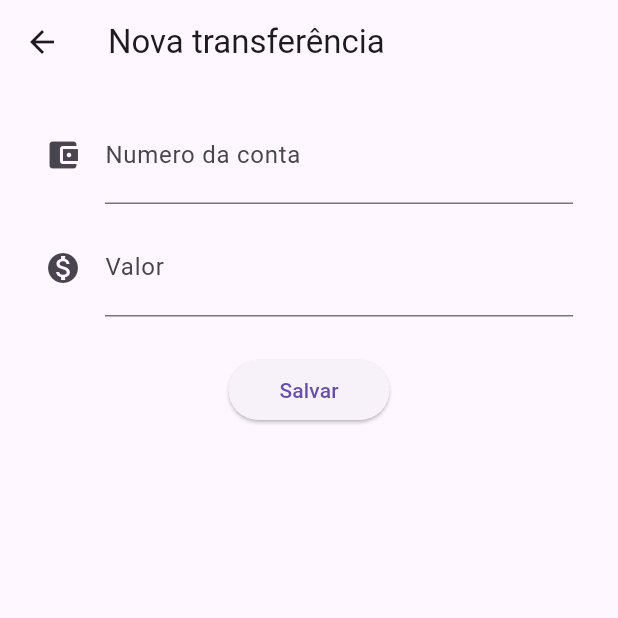
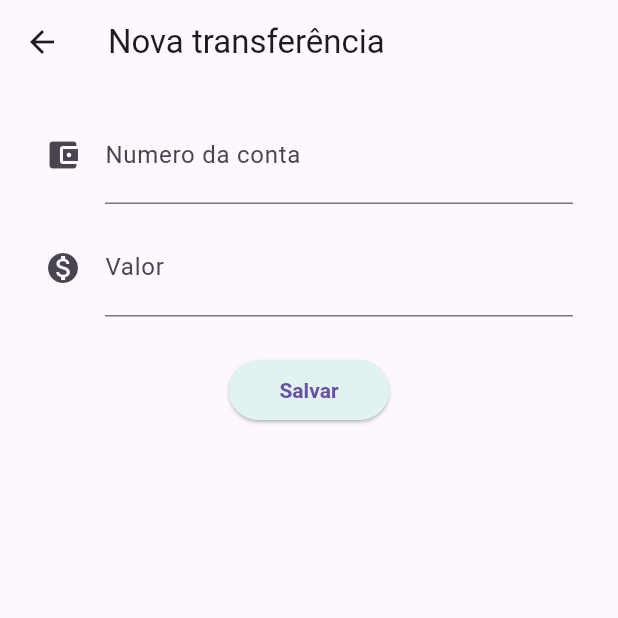
Before and after one commit to antonioalberto-dev/bytebank-alura, a Flutter app: the screen it shows after launch, after a tap on the "add" icon, on a phone screen of 412 x 824 dp, the top half of it. Run offline on Flutter 3.47's test engine with Material 2 defaults, Android fonts, the phone set to English and light mode, and no system bars.

Commit message:
style: changing application theme

```diff
--- a/lib/main.dart
+++ b/lib/main.dart
@@ -8,7 +8,7 @@ class ByteBankApp extends StatelessWidget {
   Widget build(BuildContext context) {
     return MaterialApp(
       theme: ThemeData(
-        primarySwatch: Colors.deepOrange,
+        primarySwatch: Colors.teal,
         useMaterial3: true,
       ),
       home: ListaTransferencia(),
--- a/lib/screens/transferencia/formulario.dart
+++ b/lib/screens/transferencia/formulario.dart
@@ -44,9 +44,15 @@ class FormularioTransferenciaState extends State<FormularioTransferencia> {
             Padding(
               padding: const EdgeInsets.fromLTRB(0, 20.0, 0, 0),
               child: ElevatedButton(
-                child: Padding(
-                  padding: const EdgeInsets.all(10.0),
-                  child: const Text('Salvar'),
+                style: TextButton.styleFrom(
+                  backgroundColor: Colors.teal.shade50,
+                  textStyle: const TextStyle(
+                    fontWeight: FontWeight.w600,
+                  ),
+                ),
+                child: const Padding(
+                  padding: EdgeInsets.all(10.0),
+                  child: Text('Salvar'),
                 ),
                 onPressed: () => _criaTransferencia(context),
               ),
--- a/lib/screens/transferencia/lista.dart
+++ b/lib/screens/transferencia/lista.dart
@@ -17,7 +17,7 @@ class ListaTransferenciaState extends State<ListaTransferencia> {
   Widget build(BuildContext context) {
     return Scaffold(
       appBar: AppBar(
-        title: const Text('Transferencias'),
+        title: const Text('Transfêrencias'),
       ),
       body: ListView.builder(
         itemCount: widget._transferencias.length,
```
Also changed, not shown: 1 other file.
